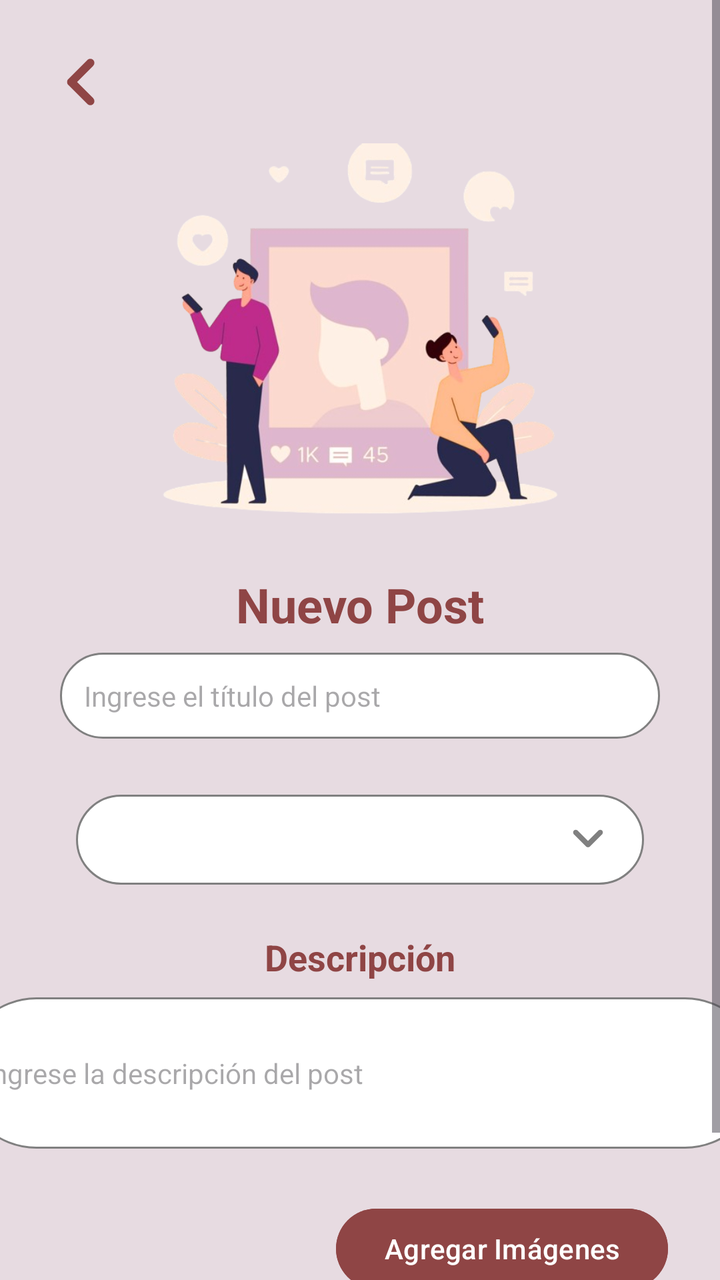
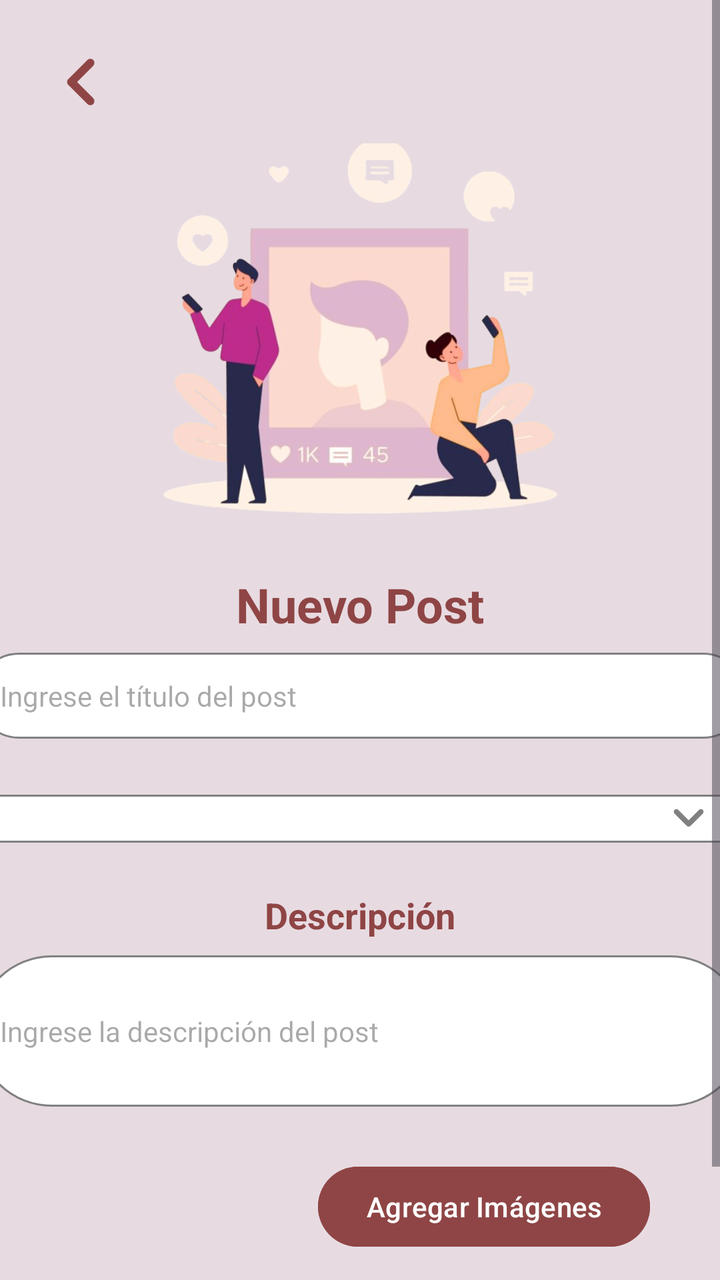

Before-and-after screenshots of an Android layout around one commit, followed by the original layout XML and the change that was made.
<!-- AndroidManifest.xml: application theme Theme.UniLink -->
<!-- res/layout/fragment_create_post.xml -->
<?xml version="1.0" encoding="utf-8"?>
<ScrollView xmlns:android="http://schemas.android.com/apk/res/android"
    xmlns:tools="http://schemas.android.com/tools"
    android:layout_width="match_parent"
    android:layout_height="match_parent"
    xmlns:app="http://schemas.android.com/apk/res-auto"
    android:background="@color/rojo_claro"
    tools:context=".ui.post.CreatePostFragment">

    <androidx.constraintlayout.widget.ConstraintLayout
        android:layout_width="match_parent"
        android:layout_height="wrap_content">
    <ImageButton
        android:id="@+id/btn_back"
        android:layout_width="wrap_content"
        android:layout_height="wrap_content"
        android:layout_marginStart="16dp"
        android:layout_marginTop="16dp"
        android:background="?attr/selectableItemBackgroundBorderless"
        android:src="@drawable/ic_arrow"
        android:contentDescription="Volver"
        app:layout_constraintStart_toStartOf="parent"
        app:layout_constraintTop_toTopOf="parent"
        app:tint="@color/rojo1" />

    <ImageView
        android:id="@+id/image_logo"
        android:layout_width="200dp"
        android:layout_height="200dp"
        android:src="@drawable/crearpost"
        app:layout_constraintEnd_toEndOf="parent"
        app:layout_constraintStart_toStartOf="parent"
        app:layout_constraintTop_toBottomOf="@+id/btn_back" />

    
        <TextView
        android:id="@+id/text_page_title"
        android:layout_width="wrap_content"
        android:layout_height="wrap_content"
        android:text="Nuevo Post"
        android:textSize="24sp"
        android:textStyle="bold"
        android:textColor="@color/rojo1"
        app:layout_constraintTop_toBottomOf="@id/image_logo"
        app:layout_constraintStart_toStartOf="parent"
        app:layout_constraintEnd_toEndOf="parent"
        android:layout_marginTop="20dp"/>


    <EditText
        android:id="@+id/edit_title"
        android:layout_width="300dp"
        style="@style/CustomEditTextStyle"
        android:layout_height="wrap_content"
        android:layout_marginStart="8dp"
        android:autofillHints=""
        android:hint="Ingrese el título del post"
        android:inputType="text"
        android:textColor="@color/black"
        app:layout_constraintEnd_toEndOf="parent"
        app:layout_constraintStart_toStartOf="parent"
        app:layout_constraintTop_toBottomOf="@+id/text_page_title" />

    <RelativeLayout
        android:id="@+id/spinner_layout"
        android:layout_width="300dp"
        android:layout_height="wrap_content"
        android:layout_marginTop="20dp"
        app:layout_constraintTop_toBottomOf="@id/edit_title"
        app:layout_constraintStart_toStartOf="parent"
        app:layout_constraintEnd_toEndOf="parent">
        <Spinner
            android:id="@+id/spinner_category"
            android:layout_width="300dp"
            android:layout_height="45dp"
            android:gravity="center_vertical"
            android:layout_marginBottom="8dp"
            android:paddingStart="8dp"
            android:paddingEnd="8dp"
            style="@style/CustomEditTextStyle"
            android:spinnerMode="dropdown"
            android:layout_marginTop="20dp"/>

        <ImageView
            android:id="@+id/spinner_arrow"
            android:layout_width="wrap_content"
            android:layout_height="wrap_content"
            android:layout_alignParentEnd="true"
            android:layout_centerVertical="true"
            android:layout_marginEnd="20dp"
            android:src="@drawable/ic_arrow_down"/>

    </RelativeLayout>


    
    <TextView
        android:id="@+id/text_description"
        android:layout_width="wrap_content"
        android:layout_height="wrap_content"
        android:layout_marginTop="16dp"
        android:text="Descripción"
        android:textColor="@color/rojo1"
        android:textSize="18sp"
        android:textStyle="bold"
        app:layout_constraintEnd_toEndOf="parent"
        app:layout_constraintStart_toStartOf="parent"
        app:layout_constraintTop_toBottomOf="@+id/spinner_layout" />

    <EditText
        android:id="@+id/edit_description"
        style="@style/CustomEditTextStyle"
        android:layout_width="400dp"
        android:layout_height="wrap_content"
        android:layout_marginTop="10dp"
        android:hint="Ingrese la descripción del post"
        android:inputType="textMultiLine"
        android:minLines="3"
        android:textColor="@color/black"
        app:layout_constraintEnd_toEndOf="parent"
        app:layout_constraintStart_toStartOf="parent"
        app:layout_constraintTop_toBottomOf="@+id/text_description" />

    <LinearLayout
        android:id="@+id/image_preview_container"
        android:layout_width="wrap_content"
        android:layout_height="wrap_content"
        android:orientation="horizontal"
        android:gravity="center_horizontal"
        android:visibility="gone"
        app:layout_constraintStart_toStartOf="parent"
        app:layout_constraintEnd_toEndOf="parent"
        app:layout_constraintTop_toBottomOf="@id/edit_description"
        android:layout_marginTop="20dp">
    </LinearLayout>

    
    <Button
    android:id="@+id/button_add_images"
    android:layout_width="wrap_content"
    android:layout_height="wrap_content"
    android:text="Agregar Imágenes"
    android:textColor="@color/white"
    android:backgroundTint="@color/rojo1"
    app:layout_constraintEnd_toEndOf="parent"
    app:layout_constraintTop_toBottomOf="@+id/image_preview_container"
    android:layout_marginTop="26dp"
    android:layout_marginEnd="26dp"/>

    
    <Button
    android:id="@+id/button_delete_images"
    android:layout_width="wrap_content"
    android:layout_height="wrap_content"
    android:text="Eliminar Imágenes"
    android:textColor="@color/white"
    android:backgroundTint="@color/rojo1"
    app:layout_constraintStart_toStartOf="parent"
    app:layout_constraintTop_toBottomOf="@+id/image_preview_container"
    android:layout_marginTop="26dp"
    android:layout_marginStart="26dp"
    android:visibility="gone"/>

    

    <RelativeLayout
        android:id="@+id/button_layout"
        android:layout_width="0dp"
        android:gravity="center"
        android:layout_height="wrap_content"
        android:layout_marginTop="20dp"
        app:layout_constraintEnd_toEndOf="parent"
        app:layout_constraintHorizontal_bias="0.0"
        app:layout_constraintStart_toStartOf="parent"
        app:layout_constraintTop_toBottomOf="@+id/button_add_images">

        <ProgressBar
            android:id="@+id/create_progress"
            style="?android:attr/progressBarStyle"
            android:layout_width="36dp"
            android:layout_height="36dp"
            android:layout_centerInParent="true"
            android:elevation="10dp"
            android:indeterminateTint="@color/white"
            android:visibility="invisible" />

        <Button
            android:id="@+id/button_submit"
            android:layout_width="370dp"
            android:layout_height="45dp"
            android:gravity="center"
            android:layout_marginTop="10dp"
            android:backgroundTint="@color/rojo1"
            android:text="Publicar"
            android:textColor="@color/white" />
    </RelativeLayout>

    </androidx.constraintlayout.widget.ConstraintLayout>

    </ScrollView>
<!-- resources referenced by this layout -->
<resources>
  <color name="black">#FF000000</color>
  <color name="rojo1">#8f4545</color>
  <color name="rojo_claro">#e7dbe1</color>
  <color name="white">#FFFFFFFF</color>
  <!-- drawable crearpost: jpg bitmap (drawable, 159020 bytes) -->
  <!-- drawable ic_arrow (drawable) -->
  <vector xmlns:android="http://schemas.android.com/apk/res/android"
      android:width="50dp"
      android:height="50dp"
      android:viewportWidth="960"
      android:viewportHeight="960"
      android:tint="@color/rojo1"
      android:autoMirrored="true">
      <path
          android:fillColor="@android:color/white"
          android:pathData="M432,480L588,636Q599,647 599,664Q599,681 588,692Q577,703 560,703Q543,703 532,692L348,508Q342,502 339.5,495Q337,488 337,480Q337,472 339.5,465Q342,458 348,452L532,268Q543,257 560,257Q577,257 588,268Q599,279 599,296Q599,313 588,324L432,480Z"/>
  </vector>
  <!-- drawable ic_arrow_down (drawable) -->
  <vector xmlns:android="http://schemas.android.com/apk/res/android"
      android:width="32dp"
      android:height="32dp"
      android:viewportWidth="960"
      android:viewportHeight="960"
      android:tint="@color/gray">
      <path
          android:fillColor="@android:color/white"
          android:pathData="M480,599Q472,599 465,596.5Q458,594 452,588L268,404Q257,393 257,376Q257,359 268,348Q279,337 296,337Q313,337 324,348L480,504L636,348Q647,337 664,337Q681,337 692,348Q703,359 703,376Q703,393 692,404L508,588Q502,594 495,596.5Q488,599 480,599Z"/>
  </vector>
  <style name="CustomEditTextStyle">
          <item name="android:padding">12dp</item>
          <item name="android:textColor">@color/black</item>
          <item name="android:textSize">14sp</item>
          <item name="android:background">@drawable/rounded_edittext</item>
          <item name="android:layout_margin">8dp</item>
          <item name="android:gravity">center_vertical|start</item>
      </style>
  <style name="Theme.UniLink" parent="Base.Theme.UniLink">
          
          <item name="android:statusBarColor">#FF0000</item>
          <item name="android:windowBackground">@color/rojo_claro</item>
      </style>
  <color name="gray">#FF808080</color>
  <!-- drawable rounded_edittext (drawable) -->
  <shape xmlns:android="http://schemas.android.com/apk/res/android">
      <solid android:color="@color/white" />
      <stroke android:width="1dp" android:color="@color/gray" />
      <corners android:radius="50dp" />
  </shape>
  <style name="Base.Theme.UniLink" parent="Theme.Material3.DayNight.NoActionBar">
          
          
  
      </style>
</resources>

<!-- the commit's change to res/layout/fragment_create_post.xml (unified diff, before → after) -->
@@ -49,10 +49,9 @@
 
     <EditText
         android:id="@+id/edit_title"
-        android:layout_width="300dp"
+        android:layout_width="385dp"
         style="@style/CustomEditTextStyle"
         android:layout_height="wrap_content"
-        android:layout_marginStart="8dp"
         android:autofillHints=""
         android:hint="Ingrese el título del post"
         android:inputType="text"
@@ -63,7 +62,7 @@
 
     <RelativeLayout
         android:id="@+id/spinner_layout"
-        android:layout_width="300dp"
+        android:layout_width="400dp"
         android:layout_height="wrap_content"
         android:layout_marginTop="20dp"
         app:layout_constraintTop_toBottomOf="@id/edit_title"
@@ -71,15 +70,11 @@
         app:layout_constraintEnd_toEndOf="parent">
         <Spinner
             android:id="@+id/spinner_category"
-            android:layout_width="300dp"
-            android:layout_height="45dp"
+            android:layout_width="400dp"
+            android:layout_height="wrap_content"
             android:gravity="center_vertical"
-            android:layout_marginBottom="8dp"
-            android:paddingStart="8dp"
-            android:paddingEnd="8dp"
             style="@style/CustomEditTextStyle"
-            android:spinnerMode="dropdown"
-            android:layout_marginTop="20dp"/>
+            android:spinnerMode="dropdown"/>
 
         <ImageView
             android:id="@+id/spinner_arrow"
@@ -110,7 +105,7 @@
     <EditText
         android:id="@+id/edit_description"
         style="@style/CustomEditTextStyle"
-        android:layout_width="400dp"
+        android:layout_width="385dp"
         android:layout_height="wrap_content"
         android:layout_marginTop="10dp"
         android:hint="Ingrese la descripción del post"
@@ -145,7 +140,7 @@
     app:layout_constraintEnd_toEndOf="parent"
     app:layout_constraintTop_toBottomOf="@+id/image_preview_container"
     android:layout_marginTop="26dp"
-    android:layout_marginEnd="26dp"/>
+    android:layout_marginEnd="35dp"/>
 
     
     <Button
@@ -186,7 +181,7 @@
 
         <Button
             android:id="@+id/button_submit"
-            android:layout_width="370dp"
+            android:layout_width="385dp"
             android:layout_height="45dp"
             android:gravity="center"
             android:layout_marginTop="10dp"
